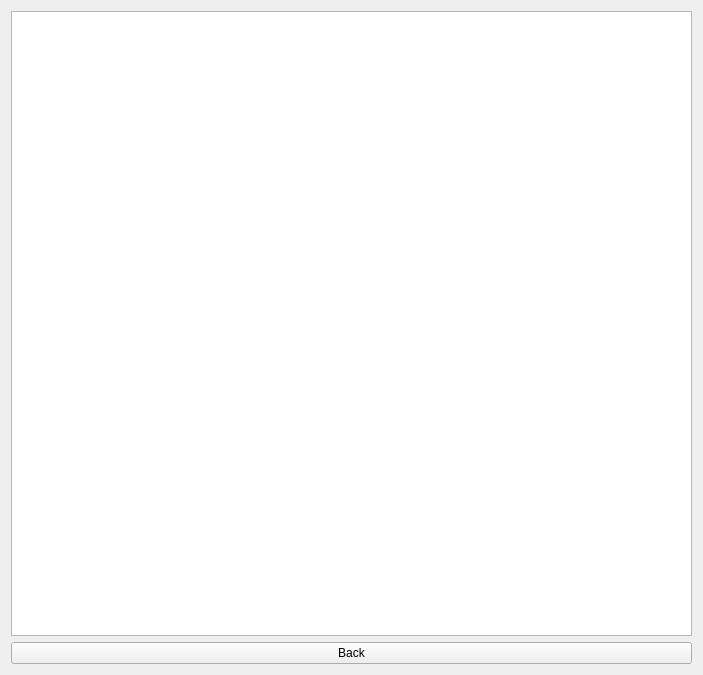
The window that piledialog.ui (OVahidO/Slay_The_Spire) describes before a commit, drawn with Qt 5.
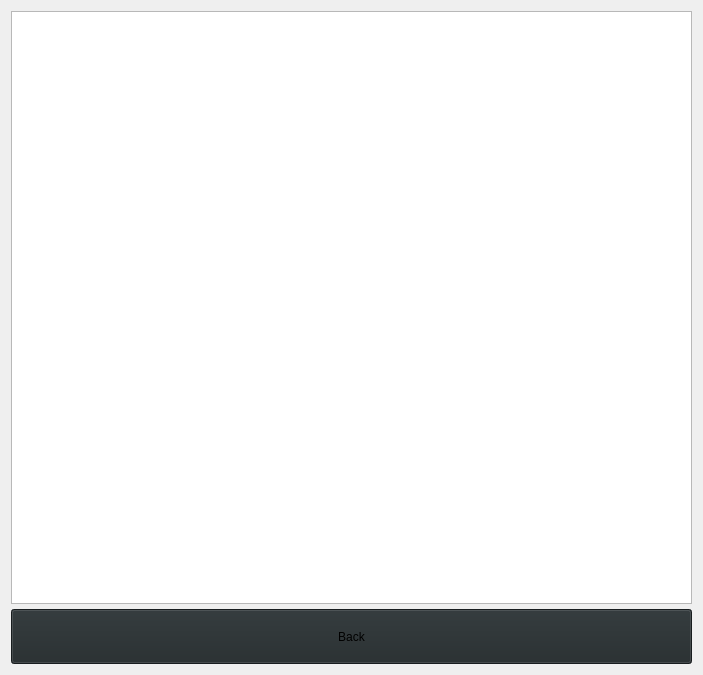
The same window after the commit.

```diff
--- a/piledialog.ui
+++ b/piledialog.ui
@@ -14,11 +14,34 @@
    <string>Form</string>
   </property>
   <layout class="QVBoxLayout" name="verticalLayout">
+   <property name="spacing">
+    <number>5</number>
+   </property>
+   <property name="leftMargin">
+    <number>11</number>
+   </property>
    <item>
     <widget class="QGraphicsView" name="graphicsView"/>
    </item>
    <item>
     <widget class="QPushButton" name="BackButton">
+     <property name="minimumSize">
+      <size>
+       <width>0</width>
+       <height>55</height>
+      </size>
+     </property>
+     <property name="styleSheet">
+      <string notr="true">QPushButton{
+	background-color: rgb(34, 41, 43);
+}
+
+QPushButton:hover{
+	
+	
+	background-color: rgb(71, 81, 84);
+}</string>
+     </property>
      <property name="text">
       <string>Back</string>
      </property>
```
